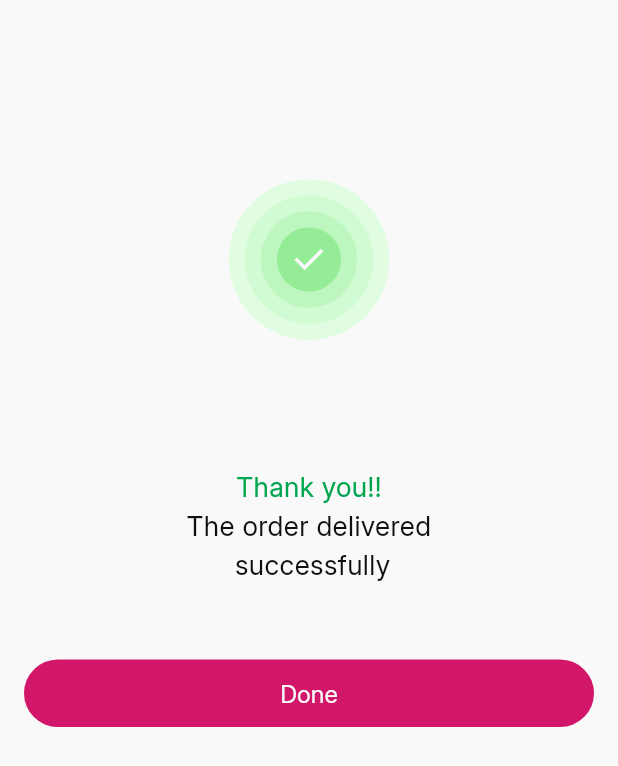
After one commit to Mohamed-Essam-Mohamed/Tracking-App, a Flutter app: the SuccessDelivery screen opened directly, on a phone screen of 412 x 824 dp. The commit adds this screen. Shown: the top 766 px of the screen. Run offline on Flutter 3.47's test engine with Material 3 defaults, Android fonts, the phone set to English and light mode, and no system bars; our stand-ins replace cached_network_image, country_picker, device_preview, dio, easy_localization, equatable and 14 more; accounts and stored records are empty; generated files the repository leaves out were written again; project files that could hold a hidden picture were left out.

Commit message:
Create Success Delivery screen

```diff
--- a/assets/translations/ar.json
+++ b/assets/translations/ar.json
@@ -181,7 +181,7 @@
         "flowery_rider_app":"flowery rider app"
     },
     "successApply": {
-        "Your_application_has_been": "تم تقديم طلبك",
+        "your_application_has_been": "تم تقديم طلبك",
         "submitted": "بنجاح!",
         "Thank_you_for_providing_your_application": "شكرًا لتقديمك طلب الانضمام،",
         "Login": "تسجيل الدخول",
@@ -191,6 +191,10 @@
         "Delivered_on" : "تم التسليم في 3 سبتمبر 2024",
         "order_number" : "رقم الطلب ",
         "no_orders" : "عذرًا، يبدو أنك لم تكمل أي طلب بعد."
+    },
+     "successDelivery": {
+        "thank_you": "شكراً لك!!",
+        "order_delivered_success": "تم تسليم الطلب\nبنجاح"
     },
     "about_app": {
         "about_app_title": "حول تطبيق فلاوري",
--- a/assets/translations/en.json
+++ b/assets/translations/en.json
@@ -289,7 +289,7 @@
         "flowery_rider_app":"flowery rider app"
     },
     "successApply": {
-        "Your_application_has_been": "Your application has been ",
+        "your_application_has_been": "Your application has been ",
         "submitted": "submitted!",
         "Thank_you_for_providing_your_application": "Thank you for providing your application,",
         "Login": "Login",
@@ -297,7 +297,10 @@
         "we_will_review_your_application_and_will": "we will review your application and will "
 
     },
-
+    "successDelivery": {
+        "thank_you": "Thank you!!",
+        "order_delivered_success": "The order delivered \n successfully"
+    },
 
     "Ok": "Ok",
     "Loading": "Loading...",
--- a/lib/core/constants/app_assets.dart
+++ b/lib/core/constants/app_assets.dart
@@ -1,7 +1,10 @@
 class SvgAsset {
   static const taskAlt = 'assets/svg/task_alt.svg';
-  static const backgroundSuccessApply= "assets/svg/background_success_apply.svg";
-  static const backgroundSuccessApply2= "assets/svg/background_success_apply2.svg";
+  static const backgroundSuccessApply =
+      "assets/svg/background_success_apply.svg";
+  static const backgroundSuccessApply2 =
+      "assets/svg/background_success_apply2.svg";
+  static const backgroundSuccessDelivery = "assets/svg/success_delivery.svg";
 
   static const add = 'assets/svg/add.svg';
   static const address = 'assets/svg/address.svg';
@@ -14,7 +17,8 @@ class SvgAsset {
   static const check = 'assets/svg/check.svg';
   static const checkCircle = 'assets/svg/check_circle.svg';
   static const checklist = 'assets/svg/Checklist.svg';
-  static const defaultMarkerComponent = 'assets/svg/Default marker component.svg';
+  static const defaultMarkerComponent =
+      'assets/svg/Default marker component.svg';
   static const delete = 'assets/svg/delete.svg';
   static const deliveryBoy = 'assets/svg/Delivery Boy.svg';
   static const diamond = 'assets/svg/Diamond.svg';
@@ -64,6 +68,4 @@ class LottieAsset {
   static const empty = 'assets/lotties/empty_lottie2.json';
   static const error = 'assets/lotties/error_lottie.json';
   static const onBoarding = 'assets/lotties/on_boarding.json';
-
-
 }
--- a/lib/core/constants/keys.dart
+++ b/lib/core/constants/keys.dart
@@ -1,5 +1,6 @@
 class TestKeys {
   static const successApplyLogin = "Success_apply_login";
+  static const successDelivery = "success_delivery";
   static const applyOnboarding = "Apply_onboarding";
   static const loginOnboarding = "login_onboarding";
 }
--- a/lib/core/routes/route_generator.dart
+++ b/lib/core/routes/route_generator.dart
@@ -10,6 +10,7 @@ import 'package:tracking_app/features/auth/presentation/view/onboarding_screen.d
 import 'package:tracking_app/features/auth/presentation/view/email_verification_screen.dart';
 import 'package:tracking_app/features/auth/presentation/view/forget_password_screen.dart';
 import 'package:tracking_app/features/auth/presentation/view/reset_password_screen.dart';
+import 'package:tracking_app/features/auth/presentation/view/success_delivery.dart';
 import 'package:tracking_app/features/auth/presentation/view_model/forget_password/forget_password_cubit.dart';
 
 class RouteGenerator {
@@ -20,6 +21,8 @@ class RouteGenerator {
         return AnimationRoute(page: const OnboardingScreen());
       case Routes.successApply:
         return AnimationRoute(page: const SuccessApply());
+      case Routes.successDelivery:
+        return AnimationRoute(page: const SuccessDelivery());
       case Routes.login:
         return AnimationRoute(page: const LoginScreen());
       case Routes.appSection:
--- a/lib/core/routes/routes.dart
+++ b/lib/core/routes/routes.dart
@@ -1,10 +1,11 @@
 class Routes {
   static const String onboarding = '/onboarding';
   static const String successApply = '/successApply';
+  static const String successDelivery = '/successDelivery';
   static const String applyScreen = 'applyScreen';
   static const String login = '/login';
   static const String appSection = '/appSection';
-  static const String forgetPassword='/forgetPassword';
-  static const String emailVerification='/emailVerification';
-  static const String resetPassword='/resetPassword';
+  static const String forgetPassword = '/forgetPassword';
+  static const String emailVerification = '/emailVerification';
+  static const String resetPassword = '/resetPassword';
 }
--- a/lib/features/auth/presentation/view/Success_apply.dart
+++ b/lib/features/auth/presentation/view/Success_apply.dart
@@ -27,11 +27,12 @@ class SuccessApply extends StatelessWidget {
                   SvgAsset.taskAlt,
                   width: context.wp(26),
                   height: context.hp(26),
-                  colorFilter: const ColorFilter.mode(AppColors.pink, BlendMode.srcIn),
+                  colorFilter:
+                      const ColorFilter.mode(AppColors.pink, BlendMode.srcIn),
                 ),
               ),
               Text(
-                LocaleKeys.successApply_Your_application_has_been.tr(),
+                LocaleKeys.successApply_your_application_has_been.tr(),
                 style: AppTheme.lightTheme.textTheme.titleMedium!
                     .copyWith(fontWeight: FontWeight.w600),
                 textAlign: TextAlign.center,
@@ -44,7 +45,8 @@ class SuccessApply extends StatelessWidget {
               ),
               SizedBox(height: context.hp(2)),
               Text(
-                LocaleKeys.successApply_Thank_you_for_providing_your_application.tr(),
+                LocaleKeys.successApply_Thank_you_for_providing_your_application
+                    .tr(),
                 style: AppTheme.lightTheme.textTheme.titleSmall!.copyWith(
                   fontWeight: FontWeight.w400,
                   color: AppColors.gray,
@@ -52,7 +54,8 @@ class SuccessApply extends StatelessWidget {
                 textAlign: TextAlign.center,
               ),
               Text(
-                LocaleKeys.successApply_we_will_review_your_application_and_will.tr(),
+                LocaleKeys.successApply_we_will_review_your_application_and_will
+                    .tr(),
                 style: AppTheme.lightTheme.textTheme.titleSmall!.copyWith(
                   fontWeight: FontWeight.w400,
                   color: AppColors.gray,
@@ -79,8 +82,8 @@ class SuccessApply extends StatelessWidget {
                     },
                     style: ElevatedButton.styleFrom(
                       backgroundColor: AppColors.pink,
-                      shape:
-                          RoundedRectangleBorder(borderRadius: BorderRadius.circular(25)),
+                      shape: RoundedRectangleBorder(
+                          borderRadius: BorderRadius.circular(25)),
                       padding: const EdgeInsets.symmetric(vertical: 13),
                     ),
                     child: Text(
--- /dev/null
+++ b/lib/features/auth/presentation/view/success_delivery.dart
@@ -0,0 +1,73 @@
+import 'package:easy_localization/easy_localization.dart';
+import 'package:flutter/material.dart';
+import 'package:flutter_svg/svg.dart';
+import 'package:tracking_app/core/constants/app_assets.dart';
+import 'package:tracking_app/core/constants/app_colors.dart';
+import 'package:tracking_app/core/constants/keys.dart';
+import 'package:tracking_app/core/extentions/media_query_extensions.dart';
+import 'package:tracking_app/generated/locale_keys.g.dart';
+import 'package:tracking_app/core/theme/app_theme.dart';
+
+class SuccessDelivery extends StatelessWidget {
+  const SuccessDelivery({super.key});
+
+  @override
+  @override
+  Widget build(BuildContext context) {
+    return Scaffold(
+      body: SafeArea(
+        child: SingleChildScrollView(
+          child: Column(
+            children: [
+              SizedBox(height: context.hp(8)),
+              Center(
+                child: SvgPicture.asset(
+                  SvgAsset.backgroundSuccessDelivery,
+                  width: context.wp(26),
+                  height: context.hp(26),
+                ),
+              ),
+              SizedBox(height: context.sp(32)),
+              Text(
+                LocaleKeys.successDelivery_thank_you.tr(),
+                style: AppTheme.lightTheme.textTheme.titleMedium!.copyWith(
+                    fontWeight: FontWeight.w500, color: AppColors.green),
+                textAlign: TextAlign.center,
+              ),
+              Text(
+                LocaleKeys.successDelivery_order_delivered_success.tr(),
+                style: AppTheme.lightTheme.textTheme.titleMedium!
+                    .copyWith(fontWeight: FontWeight.w500),
+                textAlign: TextAlign.center,
+              ),
+              SizedBox(height: context.sp(48)),
+              Padding(
+                padding: const EdgeInsets.symmetric(horizontal: 16),
+                child: SizedBox(
+                  width: double.infinity,
+                  child: ElevatedButton(
+                    key: const Key(TestKeys.successDelivery),
+                    onPressed: () {
+                      // TODO: Complete button action upon full flow setup
+                    },
+                    style: ElevatedButton.styleFrom(
+                      backgroundColor: AppColors.pink,
+                      shape: RoundedRectangleBorder(
+                          borderRadius: BorderRadius.circular(25)),
+                      padding: const EdgeInsets.symmetric(vertical: 13),
+                    ),
+                    child: Text(
+                      LocaleKeys.Authentication_Done.tr(),
+                      style: AppTheme.lightTheme.textTheme.titleSmall!
+                          .copyWith(color: AppColors.white),
+                    ),
+                  ),
+                ),
+              ),
+            ],
+          ),
+        ),
+      ),
+    );
+  }
+}
```
Also changed, not shown: assets/svg/success_delivery.svg (added), lib/generated/codegen_loader.g.dart (added), lib/generated/locale_keys.g.dart.
